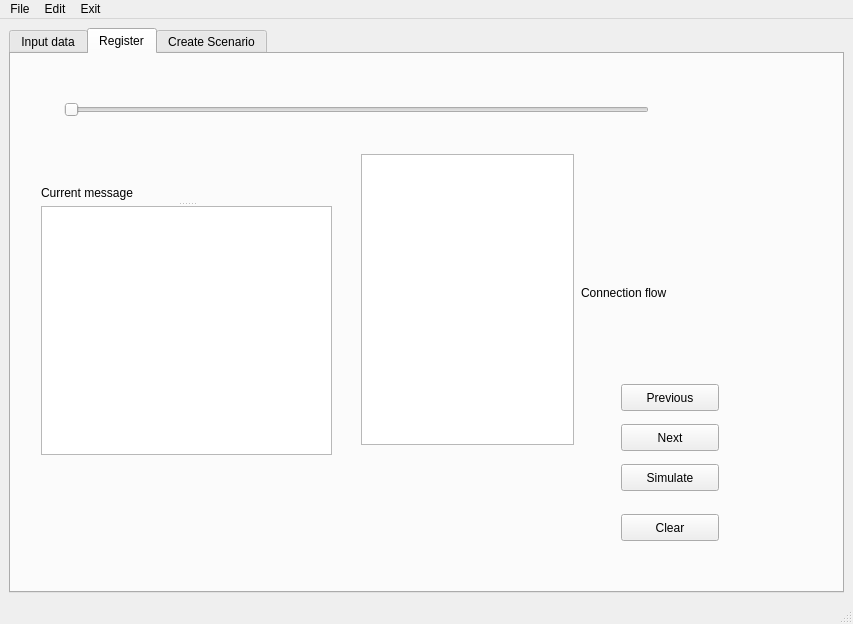
The window that GUI.ui (przypieczony/thesis_main) describes before a commit, drawn with Qt 5.
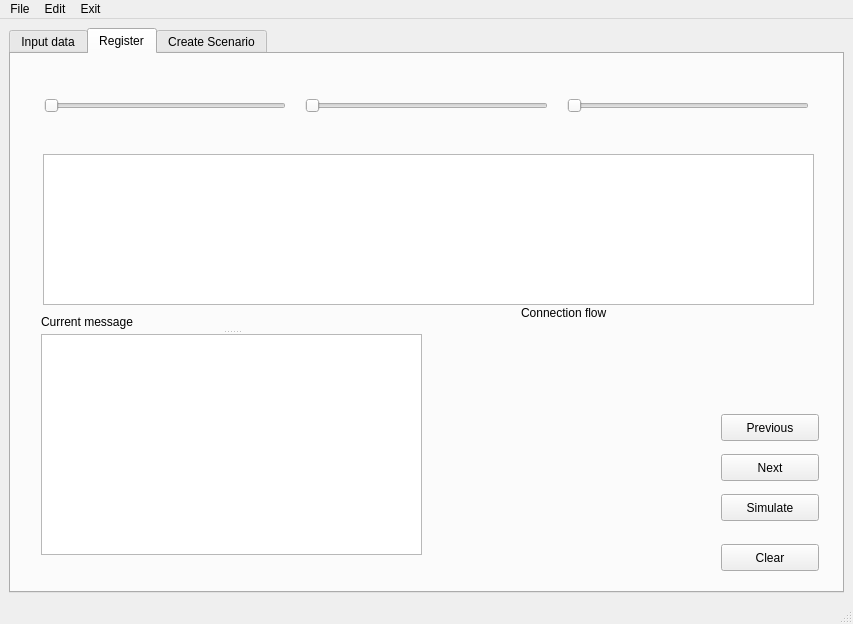
The same window after the commit. The open tabs and pages were chosen to show the change. Icons and pictures are not drawn.

Patch:
```diff
--- a/GUI.ui
+++ b/GUI.ui
@@ -18,7 +18,7 @@
   </property>
   <widget class="QWidget" name="centralwidget">
    <layout class="QGridLayout" name="gridLayout">
-    <item row="0" column="1">
+    <item row="0" column="0">
      <widget class="QTabWidget" name="tabWidget">
       <property name="font">
        <font>
@@ -392,8 +392,8 @@
        <widget class="QPushButton" name="registerButton">
         <property name="geometry">
          <rect>
-          <x>610</x>
-          <y>410</y>
+          <x>710</x>
+          <y>440</y>
           <width>98</width>
           <height>27</height>
          </rect>
@@ -405,10 +405,10 @@
        <widget class="QTextEdit" name="flowField">
         <property name="geometry">
          <rect>
-          <x>350</x>
+          <x>32</x>
           <y>100</y>
-          <width>213</width>
-          <height>291</height>
+          <width>771</width>
+          <height>151</height>
          </rect>
         </property>
         <property name="font">
@@ -426,8 +426,8 @@
        <widget class="QLabel" name="flowLabel">
         <property name="geometry">
          <rect>
-          <x>570</x>
-          <y>230</y>
+          <x>510</x>
+          <y>250</y>
           <width>112</width>
           <height>17</height>
          </rect>
@@ -440,9 +440,9 @@
         <property name="geometry">
          <rect>
           <x>30</x>
-          <y>130</y>
-          <width>291</width>
-          <height>271</height>
+          <y>260</y>
+          <width>381</width>
+          <height>241</height>
          </rect>
         </property>
         <property name="orientation">
@@ -468,10 +468,10 @@
        <widget class="QWidget" name="layoutWidget">
         <property name="geometry">
          <rect>
-          <x>40</x>
-          <y>20</y>
-          <width>611</width>
-          <height>72</height>
+          <x>20</x>
+          <y>21</y>
+          <width>791</width>
+          <height>61</height>
          </rect>
         </property>
         <layout class="QHBoxLayout" name="horizontalLayout_3">
@@ -517,13 +517,71 @@
            </property>
           </widget>
          </item>
+         <item>
+          <widget class="QSlider" name="horizontalSlider_2">
+           <property name="cursor">
+            <cursorShape>ArrowCursor</cursorShape>
+           </property>
+           <property name="acceptDrops">
+            <bool>false</bool>
+           </property>
+           <property name="autoFillBackground">
+            <bool>false</bool>
+           </property>
+           <property name="orientation">
+            <enum>Qt::Horizontal</enum>
+           </property>
+          </widget>
+         </item>
+         <item>
+          <widget class="QLabel" name="server_2">
+           <property name="text">
+            <string/>
+           </property>
+           <property name="pixmap">
+            <pixmap>img/sip proxy server.jpg</pixmap>
+           </property>
+           <property name="scaledContents">
+            <bool>true</bool>
+           </property>
+          </widget>
+         </item>
+         <item>
+          <widget class="QSlider" name="horizontalSlider_3">
+           <property name="cursor">
+            <cursorShape>ArrowCursor</cursorShape>
+           </property>
+           <property name="acceptDrops">
+            <bool>false</bool>
+           </property>
+           <property name="autoFillBackground">
+            <bool>false</bool>
+           </property>
+           <property name="orientation">
+            <enum>Qt::Horizontal</enum>
+           </property>
+          </widget>
+         </item>
+         <item>
+          <widget class="QLabel" name="phone_2">
+           <property name="text">
+            <string/>
+           </property>
+           <property name="pixmap">
+            <pixmap>img/phone.jpg</pixmap>
+           </property>
+           <property name="scaledContents">
+            <bool>true</bool>
+           </property>
+          </widget>
+         </item>
         </layout>
        </widget>
        <widget class="QPushButton" name="nextButton">
         <property name="geometry">
          <rect>
-          <x>610</x>
-          <y>370</y>
+          <x>710</x>
+          <y>400</y>
           <width>98</width>
           <height>27</height>
          </rect>
@@ -535,8 +593,8 @@
        <widget class="QPushButton" name="previousButton">
         <property name="geometry">
          <rect>
-          <x>610</x>
-          <y>330</y>
+          <x>710</x>
+          <y>360</y>
           <width>98</width>
           <height>27</height>
          </rect>
@@ -548,8 +606,8 @@
        <widget class="QPushButton" name="clearRegisterButton">
         <property name="geometry">
          <rect>
-          <x>610</x>
-          <y>460</y>
+          <x>710</x>
+          <y>490</y>
           <width>98</width>
           <height>27</height>
          </rect>
```
Left out of the diff: 13 changed lines with no effect on the pictures.
